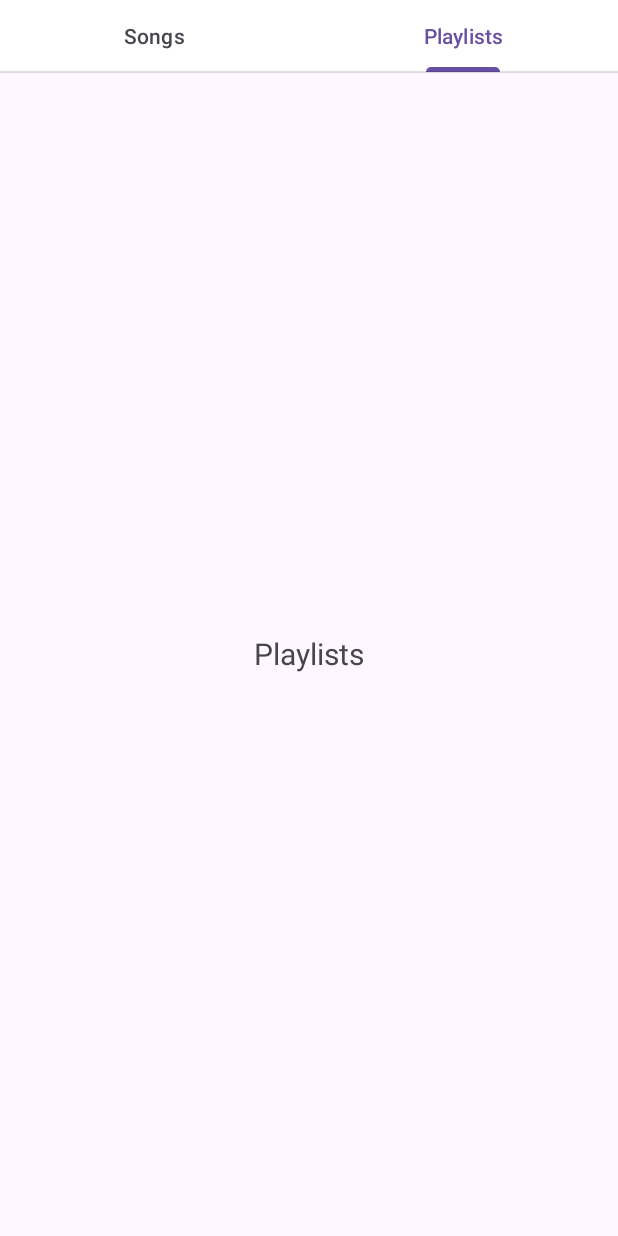
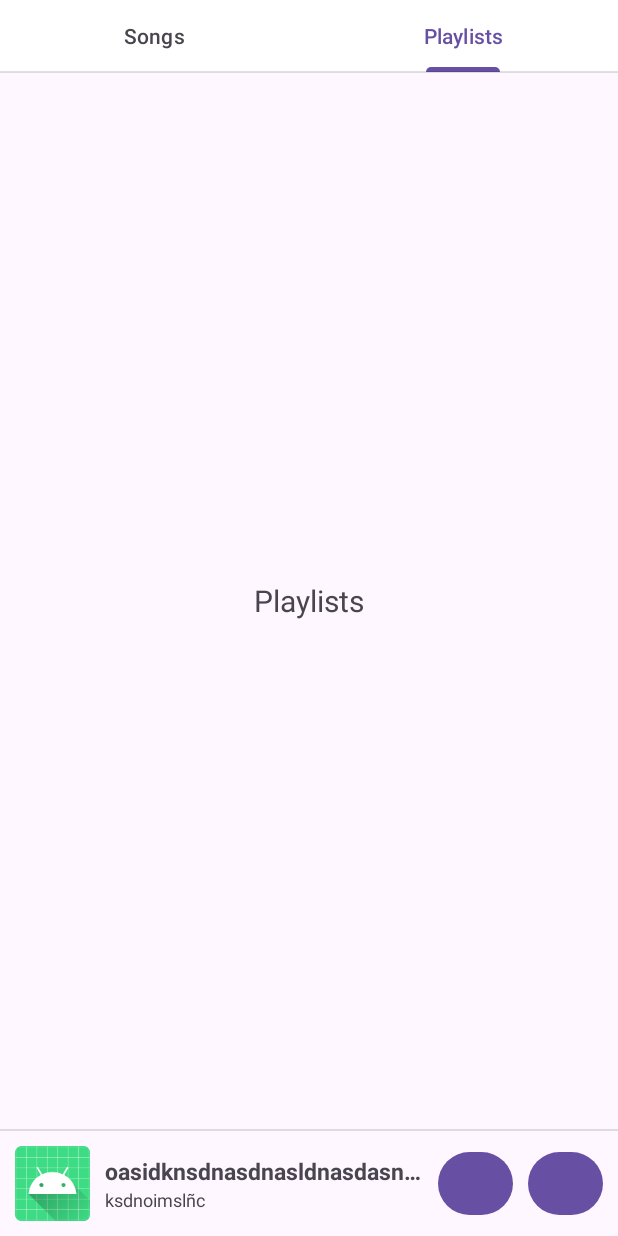
Before and after one commit to GD-Fran119/CMP3, an Android app: the screen it shows after launch (MainActivity), tab 2 chosen, on a phone screen of 412 x 824 dp. Run offline under Robolectric (Android 15) with nearby library versions, the phone set to English and light mode, and no system bars.

Commit message:
Added current song section to main activity. Fixed error in getSizeMB method from Song class.

```diff
--- a/app/src/main/java/Song.kt
+++ b/app/src/main/java/Song.kt
@@ -8,7 +8,7 @@ class Song(
     val letraCancion: String?) {
 
     fun getSizeMB(): Float{
-        val TAMANO_MB = 1024.0f
+        val TAMANO_MB = 1024.0f * 1024f
 
         val df = DecimalFormat("#.#")
         df.roundingMode = RoundingMode.HALF_EVEN
--- a/app/src/main/java/com/example/cmp3/MainActivity.kt
+++ b/app/src/main/java/com/example/cmp3/MainActivity.kt
@@ -2,13 +2,12 @@ package com.example.cmp3
 
 import androidx.appcompat.app.AppCompatActivity
 import android.os.Bundle
-import android.widget.ArrayAdapter
-import android.widget.ListView
+import android.view.View
 import android.widget.Toast
+import androidx.constraintlayout.widget.ConstraintLayout
 import androidx.viewpager2.widget.ViewPager2
 import com.google.android.material.tabs.TabLayout
 import com.google.android.material.tabs.TabLayoutMediator
-import java.lang.Exception
 
 class MainActivity : AppCompatActivity(), TabLayout.OnTabSelectedListener{
 
@@ -21,6 +20,10 @@ class MainActivity : AppCompatActivity(), TabLayout.OnTabSelectedListener{
 
         val tabLayout = findViewById<TabLayout>(R.id.tabLayout)
         viewPager = findViewById(R.id.view_pager)
+
+        findViewById<ConstraintLayout>(R.id.main_current_song_container).setOnClickListener(View.OnClickListener {
+            Toast.makeText(this, "Song view clicked", Toast.LENGTH_SHORT).show()
+        })
 
         viewPager.adapter = adapter
 
--- a/app/src/main/java/com/example/cmp3/SongListView.kt
+++ b/app/src/main/java/com/example/cmp3/SongListView.kt
@@ -15,10 +15,7 @@ import androidx.fragment.app.Fragment
 import android.view.LayoutInflater
 import android.view.View
 import android.view.ViewGroup
-import android.widget.ArrayAdapter
-import android.widget.ListView
 import android.widget.TextView
-import android.widget.Toast
 import androidx.activity.result.contract.ActivityResultContracts
 import androidx.core.content.ContextCompat
 import androidx.media3.common.MimeTypes
--- a/app/src/main/res/layout/activity_main.xml
+++ b/app/src/main/res/layout/activity_main.xml
@@ -33,10 +33,82 @@
         android:layout_width="match_parent"
         android:layout_height="0sp"
         app:layout_constraintTop_toBottomOf="@id/tabLayout"
-        app:layout_constraintBottom_toBottomOf="parent"
+        app:layout_constraintBottom_toTopOf="@id/divider2"
         app:layout_constraintStart_toStartOf="parent"
         app:layout_constraintEnd_toEndOf="parent"/>
 
+    <View
+        android:id="@+id/divider2"
+        android:layout_width="match_parent"
+        android:layout_height="1dp"
+        android:background="?android:attr/listDivider"
+        app:layout_constraintTop_toBottomOf="@id/view_pager"
+        app:layout_constraintBottom_toTopOf="@id/main_current_song_container"/>
 
+    <androidx.constraintlayout.widget.ConstraintLayout
+        android:id="@+id/main_current_song_container"
+        app:layout_constraintBottom_toBottomOf="parent"
+        app:layout_constraintTop_toBottomOf="@id/divider2"
+        android:layout_width="match_parent"
+        android:layout_height="wrap_content"
+        android:orientation="horizontal"
+        android:gravity="center">
+        <ImageView
+            android:id="@+id/main_current_song_img"
+            android:layout_width="50sp"
+            android:layout_height="50sp"
+            android:src="@mipmap/ic_launcher"
+            app:layout_constraintStart_toStartOf="parent"
+            app:layout_constraintTop_toTopOf="parent"
+            app:layout_constraintBottom_toBottomOf="parent"
+            android:layout_margin="10sp"/>
+
+        <LinearLayout
+            android:id="@+id/main_current_song_info_song"
+            android:layout_width="0sp"
+            android:layout_height="match_parent"
+            android:gravity="center"
+            android:orientation="vertical"
+            app:layout_constraintStart_toEndOf="@id/main_current_song_img"
+            app:layout_constraintTop_toTopOf="parent"
+            app:layout_constraintBottom_toBottomOf="parent"
+            app:layout_constraintEnd_toStartOf="@id/main_current_song_pause_play"
+            android:layout_margin="10sp">
+
+            <TextView
+                android:id="@+id/main_current_song_title"
+                android:layout_width="match_parent"
+                android:layout_height="wrap_content"
+                android:textSize="15sp"
+                android:text="oasidknsdnasdnasldnasdasndana"
+                android:textStyle="bold"
+                android:maxLines="1"
+                android:ellipsize="end"/>
+            <TextView
+                android:id="@+id/main_current_song_desc"
+                android:textSize="12sp"
+                android:text="ksdnoimslñc"
+                android:layout_width="match_parent"
+                android:layout_height="wrap_content"/>
+
+        </LinearLayout>
+
+        <Button
+            android:id="@+id/main_current_song_pause_play"
+            android:layout_width="50sp"
+            android:layout_height="50sp"
+            app:layout_constraintTop_toTopOf="parent"
+            app:layout_constraintBottom_toBottomOf="parent"
+            app:layout_constraintEnd_toStartOf="@id/main_current_song_next_song"
+            android:layout_margin="10sp"/>
+        <Button
+            android:id="@+id/main_current_song_next_song"
+            android:layout_width="50sp"
+            android:layout_height="50sp"
+            app:layout_constraintEnd_toEndOf="parent"
+            app:layout_constraintTop_toTopOf="parent"
+            app:layout_constraintBottom_toBottomOf="parent"
+            android:layout_margin="10sp"/>
+    </androidx.constraintlayout.widget.ConstraintLayout>
 
 </androidx.constraintlayout.widget.ConstraintLayout>
```
Also changed, not shown: app/src/main/java/SongArrayAdapter.kt (+14 -33 lines), app/src/main/res/layout/item_song_list_view.xml (+16 -9 lines).
